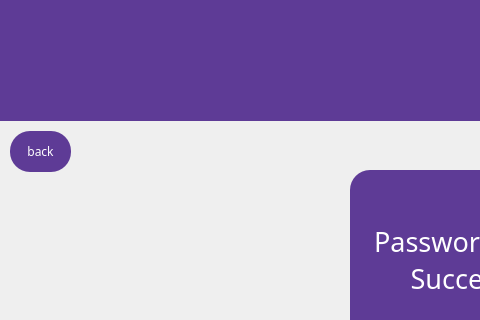
Qt form qt/resetsuccess.ui (e-zeks/softeng) before a commit; both pictures show x 0 to 480 and y 0 to 320 of the 960 by 540 pixel window.
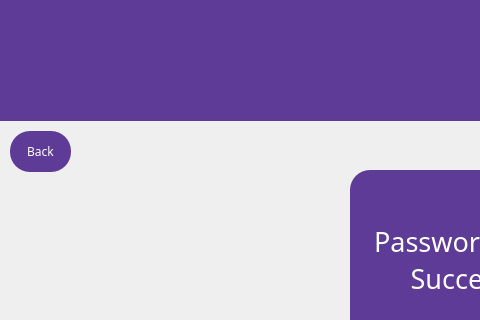
The same form after that commit. Icons and pictures are not drawn.

What changed in the file:
```diff
--- a/qt/resetsuccess.ui
+++ b/qt/resetsuccess.ui
@@ -38,7 +38,7 @@
 }</string>
     </property>
     <property name="text">
-     <string>back</string>
+     <string>Back</string>
     </property>
    </widget>
    <widget class="QLabel" name="BGviolet">
```
Left out of the diff: 4 changed lines with no effect on the pictures.
